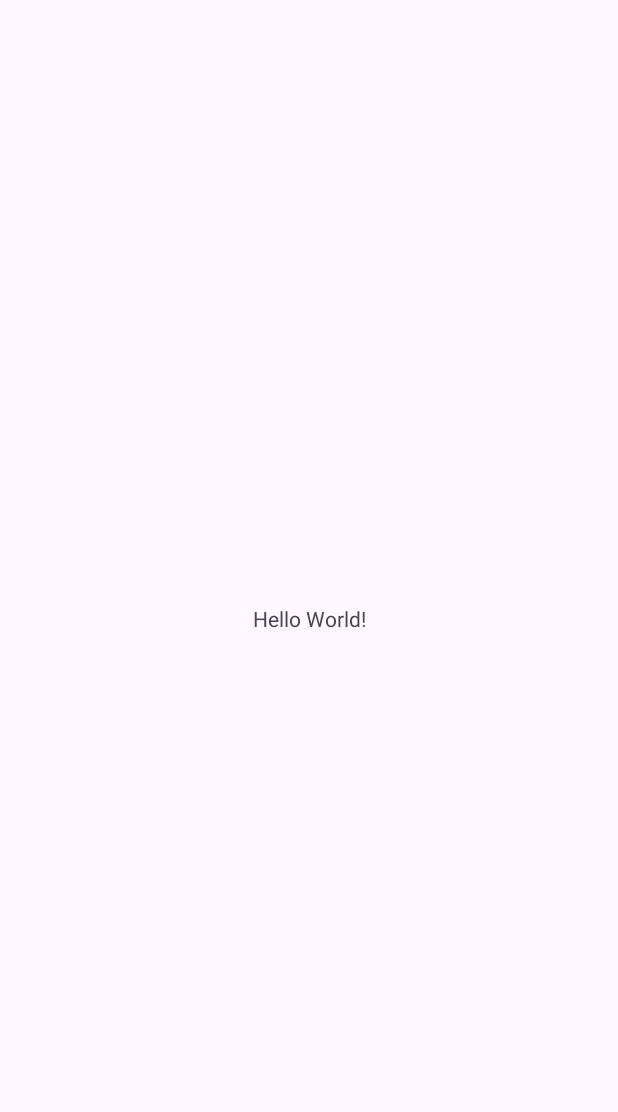
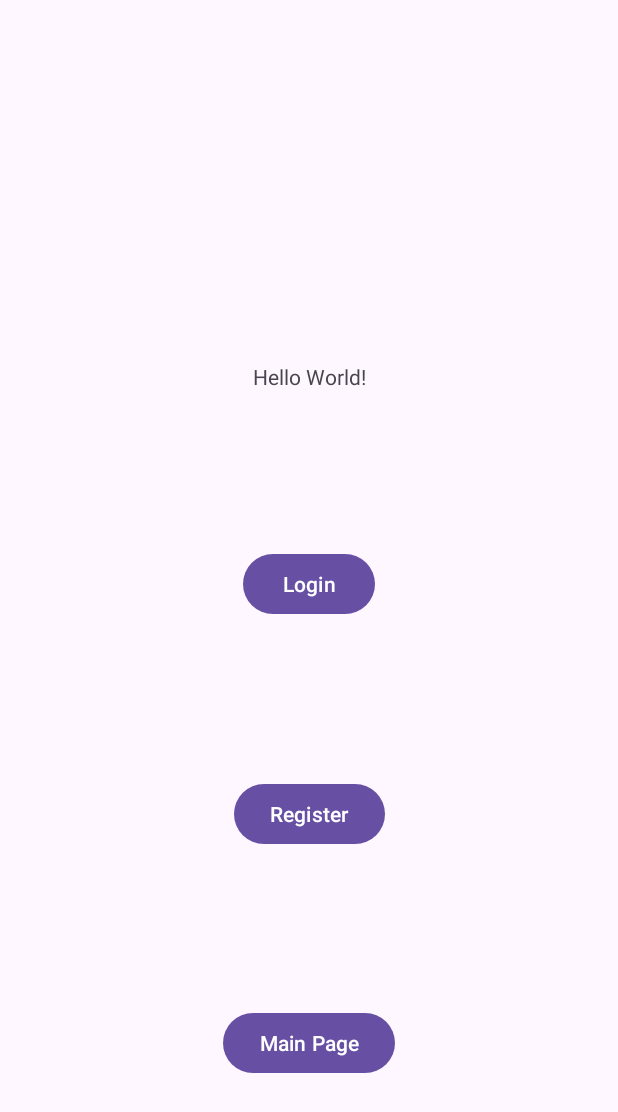
Before and after one commit to IHM-2024-2025/NewVPN-App, an Android app: the screen it shows after launch (MainActivity), on a phone screen of 412 x 824 dp. Before the commit the part shown is almost empty. Shown: the top 1112 px of the screen. Run offline under Robolectric (Android 15) with nearby library versions, the phone set to English and light mode, and no system bars.

Commit message:
Add XML layouts for login, registration, and main page; implement navigation buttons in MainActivity

```diff
--- a/app/build.gradle.kts
+++ b/app/build.gradle.kts
@@ -8,7 +8,7 @@ android {
 
     defaultConfig {
         applicationId = "com.example.newvpn"
-        minSdk = 24
+        minSdk = 27
         targetSdk = 35
         versionCode = 1
         versionName = "1.0"
--- a/app/src/main/java/com/example/newvpn/MainActivity.java
+++ b/app/src/main/java/com/example/newvpn/MainActivity.java
@@ -1,24 +1,69 @@
 package com.example.newvpn;
 
 import android.os.Bundle;
+import android.view.View;
+import android.os.Handler;
+import android.os.Looper;
 
+import android.widget.Button;
+import android.widget.Toast;
 import androidx.activity.EdgeToEdge;
 import androidx.appcompat.app.AppCompatActivity;
 import androidx.core.graphics.Insets;
 import androidx.core.view.ViewCompat;
 import androidx.core.view.WindowInsetsCompat;
 
+import com.example.newvpn.app.MainPage;
+import com.example.newvpn.session.Login;
+import com.example.newvpn.session.Register;
+import com.example.newvpn.utils.ButtonsNavigation;
+
 public class MainActivity extends AppCompatActivity {
 
     @Override
     protected void onCreate(Bundle savedInstanceState) {
         super.onCreate(savedInstanceState);
+
+        // Set content view first
+        setContentView(R.layout.activity_main);
+
+        // Enable edge-to-edge after setting content view
         EdgeToEdge.enable(this);
-        setContentView(R.layout.activity_main);
-        ViewCompat.setOnApplyWindowInsetsListener(findViewById(R.id.main), (v, insets) -> {
-            Insets systemBars = insets.getInsets(WindowInsetsCompat.Type.systemBars());
-            v.setPadding(systemBars.left, systemBars.top, systemBars.right, systemBars.bottom);
-            return insets;
-        });
+
+        View mainView = findViewById(R.id.main);
+        if (mainView != null) {
+            ViewCompat.setOnApplyWindowInsetsListener(mainView, (v, insets) -> {
+                Insets systemBars = insets.getInsets(WindowInsetsCompat.Type.systemBars());
+                v.setPadding(systemBars.left, systemBars.top, systemBars.right, systemBars.bottom);
+                return insets;
+            });
+        }
+
+        // Initialize buttons with try-catch to help debug any issues
+        try {
+            Button btnLogin = findViewById(R.id.btnLogin);
+            Button btnRegister = findViewById(R.id.btnRegister);
+            Button btnMainPage = findViewById(R.id.btnMainPage);
+
+            // Set click listeners
+            if (btnLogin != null) {
+                btnLogin.setOnClickListener(view -> ButtonsNavigation.navigateTo(MainActivity.this, Login.class));
+            }
+
+            if (btnRegister != null) {
+                btnRegister.setOnClickListener(view -> ButtonsNavigation.navigateTo(MainActivity.this, Register.class));
+            }
+
+            if (btnMainPage != null) {
+                btnMainPage.setOnClickListener(view -> ButtonsNavigation.navigateTo(MainActivity.this, MainPage.class));
+            }
+        } catch (Exception e) {
+            // Show toast message
+            Toast.makeText(MainActivity.this, "Hubo un error", Toast.LENGTH_SHORT).show();
+
+            // Wait 2 seconds and then exit
+            // Exit the app
+            new Handler(Looper.getMainLooper()).postDelayed(this::finish, 2000); // 2 seconds
+        }
     }
 }
--- /dev/null
+++ b/app/src/main/res/layout/activity_app_mainpage.xml
@@ -0,0 +1,6 @@
+<?xml version="1.0" encoding="utf-8"?>
+<androidx.constraintlayout.widget.ConstraintLayout xmlns:android="http://schemas.android.com/apk/res/android"
+    android:layout_width="match_parent"
+    android:layout_height="match_parent">
+
+</androidx.constraintlayout.widget.ConstraintLayout>
--- a/app/src/main/res/layout/activity_main.xml
+++ b/app/src/main/res/layout/activity_main.xml
@@ -8,12 +8,47 @@
     tools:context=".MainActivity">
 
     <TextView
+        android:id="@+id/textView"
         android:layout_width="wrap_content"
         android:layout_height="wrap_content"
         android:text="Hello World!"
         app:layout_constraintBottom_toBottomOf="parent"
         app:layout_constraintEnd_toEndOf="parent"
         app:layout_constraintStart_toStartOf="parent"
-        app:layout_constraintTop_toTopOf="parent" />
+        app:layout_constraintTop_toTopOf="parent"
+        app:layout_constraintVertical_bias="0.3" />
+
+    <Button
+        android:id="@+id/btnLogin"
+        android:layout_width="wrap_content"
+        android:layout_height="wrap_content"
+        android:text="Login"
+        app:layout_constraintBottom_toTopOf="@+id/btnRegister"
+        app:layout_constraintEnd_toEndOf="parent"
+        app:layout_constraintStart_toStartOf="parent"
+        app:layout_constraintTop_toBottomOf="@+id/textView"
+        app:layout_constraintVertical_bias="0.8" />
+
+    <Button
+        android:id="@+id/btnRegister"
+        android:layout_width="wrap_content"
+        android:layout_height="wrap_content"
+        android:text="Register"
+        app:layout_constraintBottom_toTopOf="@+id/btnMainPage"
+        app:layout_constraintEnd_toEndOf="parent"
+        app:layout_constraintStart_toStartOf="parent"
+        app:layout_constraintTop_toBottomOf="@+id/btnLogin"
+        app:layout_constraintVertical_bias="0.5" />
+
+    <Button
+        android:id="@+id/btnMainPage"
+        android:layout_width="wrap_content"
+        android:layout_height="wrap_content"
+        android:text="Main Page"
+        app:layout_constraintBottom_toBottomOf="parent"
+        app:layout_constraintEnd_toEndOf="parent"
+        app:layout_constraintStart_toStartOf="parent"
+        app:layout_constraintTop_toBottomOf="@+id/btnRegister"
+        app:layout_constraintVertical_bias="0.2" />
 
 </androidx.constraintlayout.widget.ConstraintLayout>
--- /dev/null
+++ b/app/src/main/res/layout/activity_session_register.xml
@@ -0,0 +1,6 @@
+<?xml version="1.0" encoding="utf-8"?>
+<androidx.constraintlayout.widget.ConstraintLayout xmlns:android="http://schemas.android.com/apk/res/android"
+    android:layout_width="match_parent"
+    android:layout_height="match_parent">
+
+</androidx.constraintlayout.widget.ConstraintLayout>
```
Also changed, not shown: app/src/main/AndroidManifest.xml (+15 -5 lines), app/src/main/java/com/example/newvpn/app/MainPage.java (added, +14 -0 lines), app/src/main/java/com/example/newvpn/session/Login.java (added, +14 -0 lines), app/src/main/java/com/example/newvpn/session/Register.java (added, +14 -0 lines), app/src/main/java/com/example/newvpn/utils/ButtonsNavigation.java (added, +17 -0 lines), app/src/main/res/layout/activity_session_login.xml (added, +19 -0 lines), app/src/main/res/drawable/logo.png (added).
